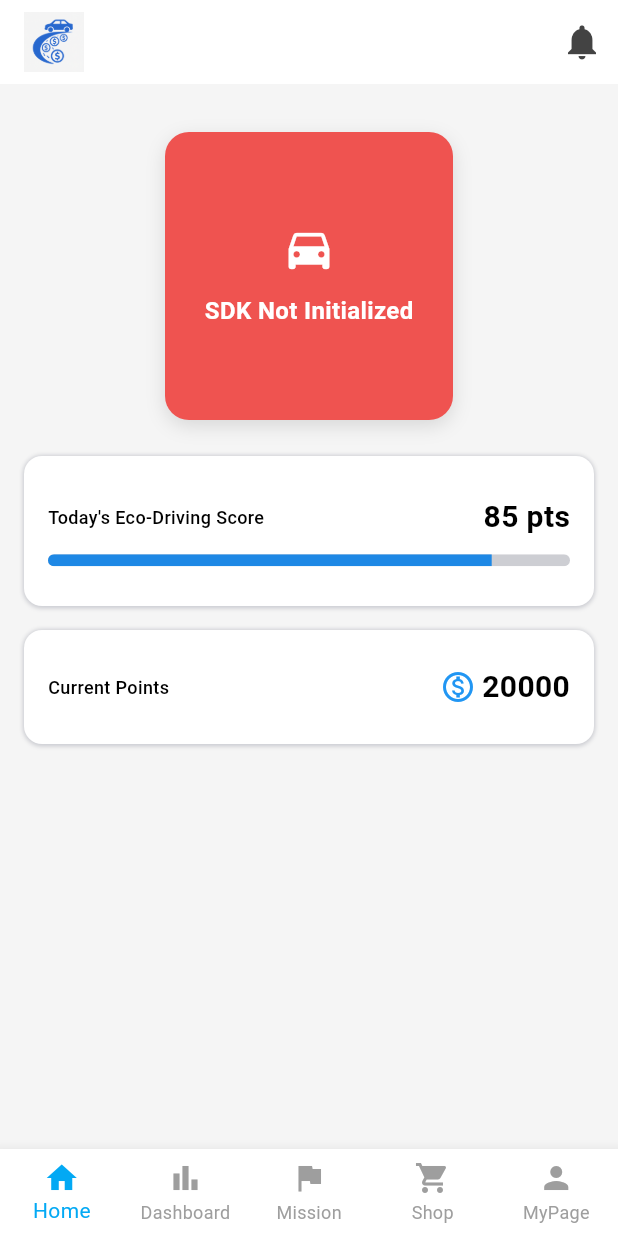
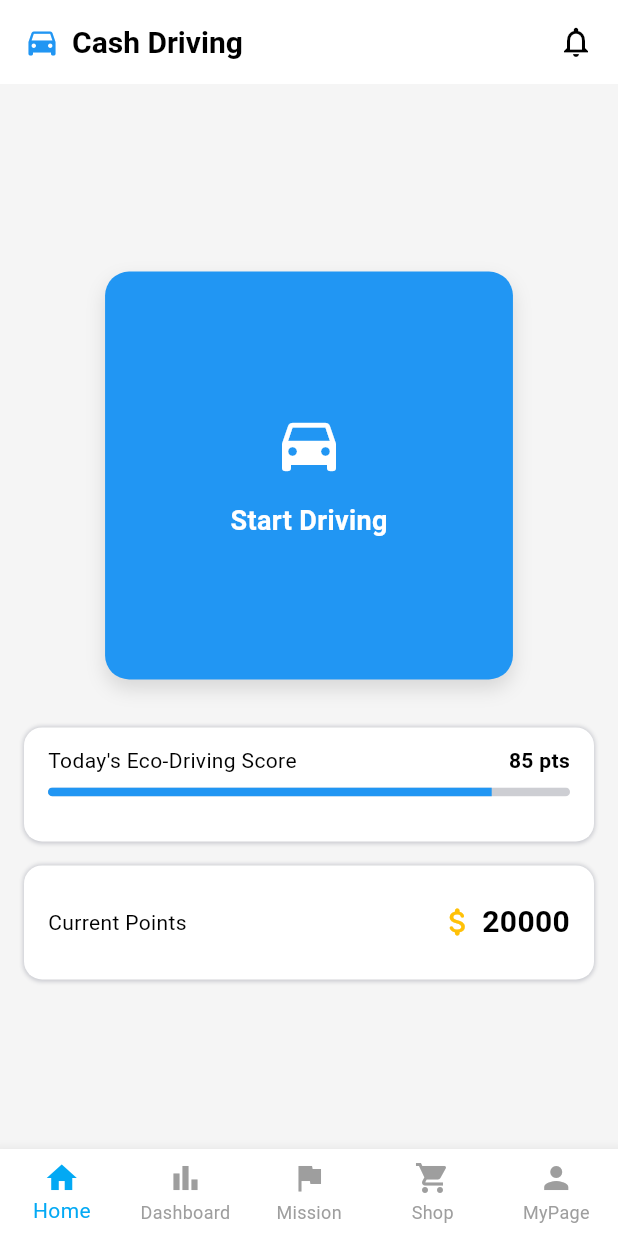
Before and after one commit to ParkMinjun0721/CashDriving, a Flutter app: the MainView screen opened by its route, on a phone screen of 412 x 824 dp. Run offline on Flutter 3.47's test engine with Material 3 defaults, Android fonts, the phone set to English and light mode, and no system bars; our stand-ins replace cloud_firestore, firebase_auth, firebase_core, fl_chart, flutter_riverpod, flutter_svg and 2 more; missing offline and left inert: tmap_ui_sdk; accounts and stored records are empty; network calls fail; Roboto replaces fonts that are missing (Pretendard); project files that could hold a hidden picture were left out.

Commit message:
디자인 수정

```diff
--- a/lib/views/main/main_view.dart
+++ b/lib/views/main/main_view.dart
@@ -1,8 +1,6 @@
-// main_view.dart
 import 'package:cash_driving/theme/font.dart';
 import 'package:flutter/material.dart';
 import 'package:flutter_riverpod/flutter_riverpod.dart';
-import '../../models/config_car_model.dart';
 import '../../services/tmap_sdk_initializer.dart';
 import '../../theme/box_shadow_styles.dart';
 import '../../theme/theme.dart';
@@ -23,20 +21,47 @@ class MainView extends ConsumerWidget {
 
     return Scaffold(
       backgroundColor: const Color(0xFFF5F5F5),
-      appBar: CustomAppBar_Main(backgroundColor: customColors.white),
+      appBar: AppBar(
+        backgroundColor: customColors.white,
+        elevation: 0,
+        automaticallyImplyLeading: false,
+        centerTitle: false,
+        titleSpacing: 16,
+        title: Row(
+          children: [
+            const Icon(Icons.directions_car, color: Colors.blue),
+            const SizedBox(width: 8),
+            const Text(
+              "Cash Driving",
+              style: TextStyle(
+                fontWeight: FontWeight.bold,
+                fontSize: 20,
+                color: Colors.black,
+              ),
+            ),
+          ],
+        ),
+        actions: const [
+          Padding(
+            padding: EdgeInsets.only(right: 16),
+            child: Icon(Icons.notifications_none, color: Colors.black),
+          ),
+        ],
+      ),
       body: SafeArea(
+        child: Center(
           child: SingleChildScrollView(
-          padding: const EdgeInsets.all(16.0),
+            padding: const EdgeInsets.symmetric(horizontal: 16),
             child: Column(
-            crossAxisAlignment: CrossAxisAlignment.start,
+              mainAxisAlignment: MainAxisAlignment.center,
               children: [
-              const SizedBox(height: 16),
                 _DrivingStartSection(customColors: customColors),
-              const SizedBox(height: 24),
+                const SizedBox(height: 20),
                 _EcoScoreSection(score: score, customColors: customColors),
                 const SizedBox(height: 16),
                 _PointSection(customColors: customColors),
               ],
+            ),
           ),
         ),
       ),
@@ -52,36 +77,9 @@ class _DrivingStartSection extends ConsumerWidget {
   @override
   Widget build(BuildContext context, WidgetRef ref) {
     final isSdkInitialized = ref.watch(tmapSdkInitializedProvider);
+    final screenHeight = MediaQuery.of(context).size.height;
 
     return GestureDetector(
-      child: Center(
-        child: Container(
-          width: 192,
-          height: 192,
-          decoration: BoxDecoration(
-            color: isSdkInitialized ? Colors.blue.shade600 : Colors.red.shade400,
-            borderRadius: BorderRadius.circular(16),
-            boxShadow: [
-              BoxShadow(
-                color: Colors.black12,
-                blurRadius: 10,
-                offset: const Offset(0, 4),
-              )
-            ],
-          ),
-          child: Column(
-            mainAxisAlignment: MainAxisAlignment.center,
-            children: [
-              const Icon(Icons.drive_eta, size: 36, color: Colors.white),
-              const SizedBox(height: 10),
-              Text(
-                isSdkInitialized ? "Start Driving" : "SDK Not Initialized",
-                style: pretendardBold(context).copyWith(color: Colors.white),
-              ),
-            ],
-          ),
-        ),
-      ),
       onTap: () async {
         if (!isSdkInitialized) {
           await _initializeTmapSdk(ref, context);
@@ -89,6 +87,37 @@ class _DrivingStartSection extends ConsumerWidget {
           Navigator.pushNamed(context, '/driving');
         }
       },
+      child: Container(
+        width: screenHeight * 0.33, // 정사각형 가로
+        height: screenHeight * 0.33, // 정사각형 세로
+        margin: const EdgeInsets.symmetric(vertical: 12),
+        decoration: BoxDecoration(
+          color: Colors.blue,
+          borderRadius: BorderRadius.circular(16),
+          boxShadow: [
+            BoxShadow(
+              color: Colors.black12,
+              blurRadius: 10,
+              offset: const Offset(0, 6),
+            ),
+          ],
+        ),
+        child: Column(
+          mainAxisAlignment: MainAxisAlignment.center,
+          children: const [
+            Icon(Icons.drive_eta, size: 48, color: Colors.white),
+            SizedBox(height: 12),
+            Text(
+              "Start Driving",
+              style: TextStyle(
+                color: Colors.white,
+                fontWeight: FontWeight.bold,
+                fontSize: 18,
+              ),
+            ),
+          ],
+        ),
+      ),
     );
   }
 
@@ -103,6 +132,8 @@ class _DrivingStartSection extends ConsumerWidget {
   }
 }
 
+
+
 class _EcoScoreSection extends StatelessWidget {
   final int score;
   final CustomColors customColors;
@@ -112,31 +143,31 @@ class _EcoScoreSection extends StatelessWidget {
   @override
   Widget build(BuildContext context) {
     return Container(
-      height: 100,
-      padding: const EdgeInsets.symmetric(horizontal: 16),
+      height: 76,
+      padding: const EdgeInsets.symmetric(horizontal: 16, vertical: 12),
       decoration: BoxDecoration(
         color: customColors.white,
         borderRadius: BorderRadius.circular(12),
         boxShadow: BoxShadowStyles.shadow1(context),
       ),
       child: Column(
-        mainAxisAlignment: MainAxisAlignment.center,
+        crossAxisAlignment: CrossAxisAlignment.start,
         children: [
           Row(
             mainAxisAlignment: MainAxisAlignment.spaceBetween,
             children: [
-              Text("Today's Eco-Driving Score", style: pretendardMedium(context)),
-              Text("$score pts", style: pretendardBold(context).copyWith(fontSize: 20)),
+              const Text("Today's Eco-Driving Score"),
+              Text("$score pts", style: const TextStyle(fontWeight: FontWeight.bold)),
             ],
           ),
-          const SizedBox(height: 10),
+          const SizedBox(height: 8),
           ClipRRect(
             borderRadius: BorderRadius.circular(4),
             child: LinearProgressIndicator(
               value: score / 100,
               backgroundColor: customColors.neutral80,
-              color: Colors.blue.shade600,
-              minHeight: 8,
+              color: Colors.blue,
+              minHeight: 6,
             ),
           ),
         ],
@@ -165,12 +196,15 @@ class _PointSection extends ConsumerWidget {
       child: Row(
         mainAxisAlignment: MainAxisAlignment.spaceBetween,
         children: [
-          Text("Current Points", style: pretendardMedium(context)),
+          const Text("Current Points"),
           Row(
             children: [
-              const Icon(Icons.monetization_on_outlined, color: Colors.blue),
+              const Icon(Icons.attach_money_rounded, color: Colors.amber),
               const SizedBox(width: 4),
-              Text("$point", style: pretendardBold(context).copyWith(fontSize: 20)),
+              Text(
+                "$point",
+                style: const TextStyle(fontWeight: FontWeight.bold, fontSize: 20),
+              ),
             ],
           ),
         ],
```
Lines whose indentation alone changed are shown as unchanged.
